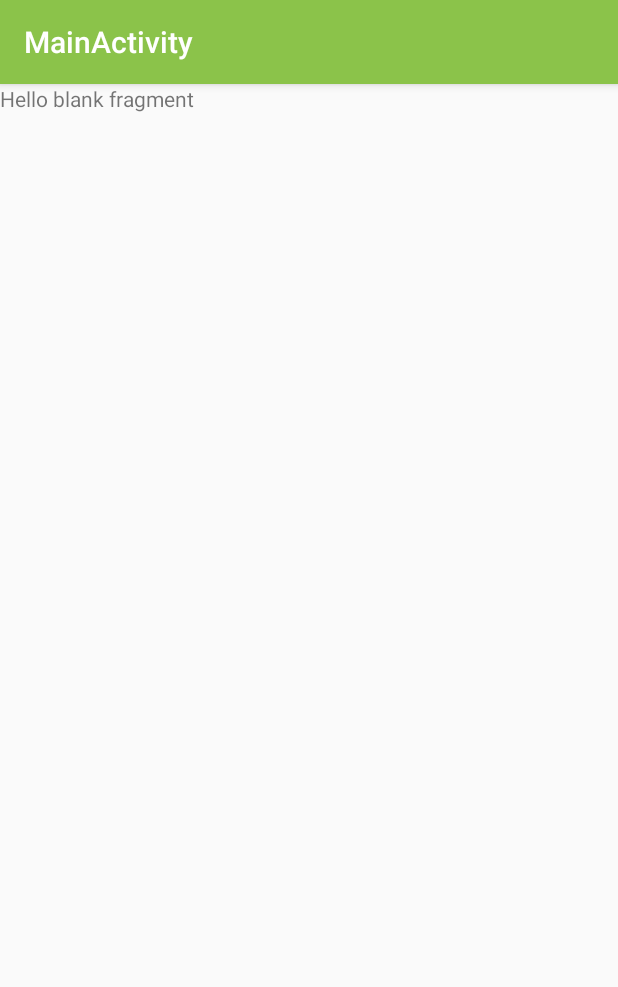
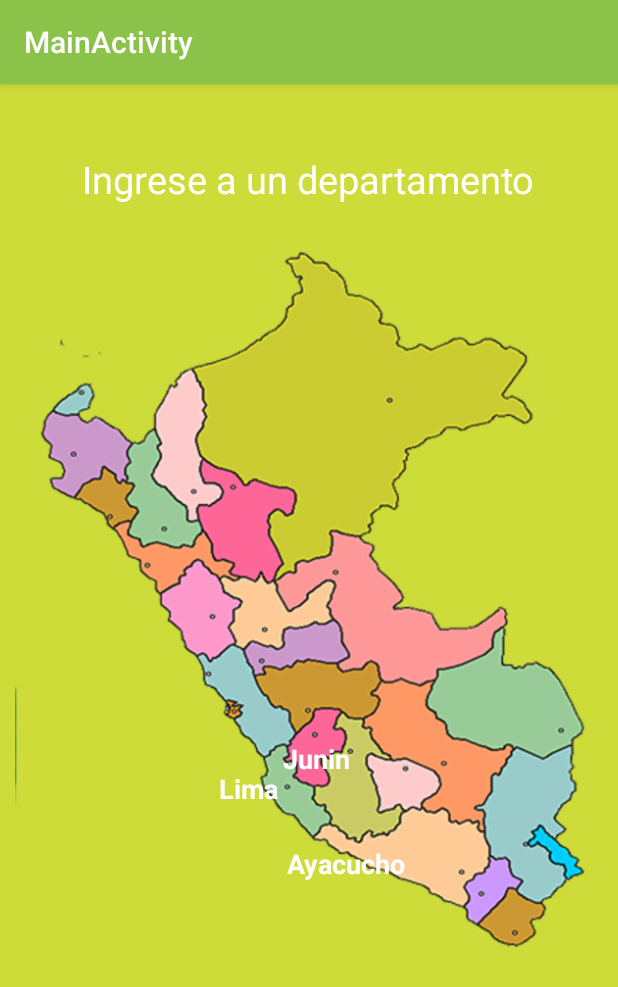
Before and after one commit to DevEdmundo/El-Flautista-de-Hamelin, an Android app: the fragment InfografiaFragment shown on its own in the app's theme, on a phone screen of 412 x 824 dp. Shown: the top 987 px of the screen. Run offline under Robolectric (Android 15) with nearby library versions, the phone set to English and light mode, and no system bars; 1 statement that could not run was skipped.

Commit message:
HOla.Edmundo

```diff
--- a/app/src/main/AndroidManifest.xml
+++ b/app/src/main/AndroidManifest.xml
@@ -14,10 +14,13 @@
         android:supportsRtl="true"
         android:theme="@style/AppTheme"
         tools:replace="android:icon">
-        <activity android:name=".activities.LoginActivity"></activity>
+        <activity
+            android:name=".activities.LoginActivity"
+            android:theme="@style/Theme.AppCompat.Light.NoActionBar"></activity>
         <activity
             android:name=".BaseActivity"
-            android:label="@string/title_activity_base">
+            android:label="@string/title_activity_base"
+            android:theme="@style/Theme.AppCompat.Light.NoActionBar">
             <intent-filter>
                 <action android:name="android.intent.action.MAIN" />
 
@@ -26,8 +29,6 @@
         </activity>
         <activity android:name=".msjActivities.Bienvenido"></activity>
 
-
-
         <meta-data
             android:name="com.google.android.geo.API_KEY"
             android:value="@string/google_maps_key" />
--- a/app/src/main/java/com/deved/mainactivity/fragments/InicioFragment.java
+++ b/app/src/main/java/com/deved/mainactivity/fragments/InicioFragment.java
@@ -1,7 +1,5 @@
 package com.deved.mainactivity.fragments;
 
-
-import android.content.Context;
 import android.os.Bundle;
 
 import android.support.v4.app.Fragment;
@@ -10,30 +8,9 @@ import android.view.View;
 import android.view.ViewGroup;
 
 
-import com.google.android.gms.location.FusedLocationProviderClient;
-import com.google.android.gms.location.LocationCallback;
-import com.google.android.gms.location.LocationRequest;
-import com.google.android.gms.maps.CameraUpdateFactory;
-import com.google.android.gms.maps.GoogleMap;
-import com.google.android.gms.maps.OnMapReadyCallback;
-import com.google.android.gms.maps.SupportMapFragment;
-import com.google.android.gms.maps.model.LatLng;
-import com.google.android.gms.maps.model.Marker;
-import com.google.android.gms.maps.model.MarkerOptions;
+import com.deved.mainactivity.R;
 
-/**
- * A simple {@link Fragment} subclass.
- */
-public class InicioFragment extends SupportMapFragment implements OnMapReadyCallback {
-
-    private static final int REQUEST_PERMISSION_LOCATION = 200;
-    private GoogleMap mMap;
-    private FusedLocationProviderClient mFusedLocationClient;
-    private LocationRequest locationRequest;
-    private LocationCallback locationCallback;
-    private Marker marcadorUbicacionActual;
-    Context context;
-
+public class InicioFragment extends Fragment {
 
         public InicioFragment() {
             // Required empty public constructor
@@ -44,31 +21,7 @@ public class InicioFragment extends SupportMapFragment implements OnMapReadyCall
         public View onCreateView(LayoutInflater inflater, ViewGroup container,
                                  Bundle savedInstanceState) {
             // Inflate the layout for this fragment
-        View rootView = super.onCreateView(inflater, container, savedInstanceState);
-
-        getMapAsync(this);
-
-        return rootView;
-
+            return inflater.inflate(R.layout.fragment_inicio, container, false);
+        }
 
     }
-
-
-    @Override
-    public void onMapReady(GoogleMap googleMap) {
-// Posicionar el mapa en una localización y con un nivel de zoom
-        LatLng latLng = new LatLng(36.679582, -5.444791);
-        // Un zoom mayor que 13 hace que el emulador falle, pero un valor deseado para
-        // callejero es 17 aprox.
-        float zoom = 13;
-        mMap.moveCamera(CameraUpdateFactory.newLatLngZoom(latLng, zoom));
-
-        // Colocar un marcador en la misma posición
-        mMap.addMarker(new MarkerOptions().position(latLng));
-        // Más opciones para el marcador en:
-        // https://developers.google.com/maps/documentation/android/marker
-
-        // Otras configuraciones pueden realizarse a través de UiSettings
-        // UiSettings settings = getMap().getUiSettings();
-    }
-}
--- a/app/src/main/res/layout/activity_login.xml
+++ b/app/src/main/res/layout/activity_login.xml
@@ -12,7 +12,7 @@
     <LinearLayout
         android:layout_width="match_parent"
         android:layout_height="0dp"
-        android:layout_weight="2"
+        android:layout_weight="1"
         android:orientation="vertical"></LinearLayout>
     <LinearLayout
         android:layout_width="match_parent"
--- a/app/src/main/res/layout/fragment_infografia.xml
+++ b/app/src/main/res/layout/fragment_infografia.xml
@@ -1,14 +1,83 @@
 <?xml version="1.0" encoding="utf-8"?>
-<FrameLayout xmlns:android="http://schemas.android.com/apk/res/android"
+<LinearLayout xmlns:android="http://schemas.android.com/apk/res/android"
     xmlns:tools="http://schemas.android.com/tools"
     android:layout_width="match_parent"
     android:layout_height="match_parent"
-    tools:context=".fragments.InfografiaFragment">
+    tools:context=".fragments.InfografiaFragment"
+    android:background="@color/backgroud"
+    android:paddingVertical="25dp"
+    android:paddingHorizontal="10dp"
+    android:orientation="vertical">
 
-    <!-- TODO: Update blank fragment layout -->
-    <TextView
+
+    <LinearLayout
         android:layout_width="match_parent"
-        android:layout_height="match_parent"
-        android:text="@string/hello_blank_fragment" />
+        android:layout_height="0dp"
+        android:layout_weight="1"
+        android:orientation="vertical"
+        >
+        <TextView
+            android:layout_width="350dp"
+            android:layout_height="match_parent"
+            android:text="Ingrese a un departamento"
+            android:textColor="@color/colorWhite"
+            android:textSize="25dp"
+            android:layout_marginTop="5dp"
+            android:layout_gravity="center"
+            android:gravity="center"/>
 
-</FrameLayout>
+
+    </LinearLayout>
+
+    <LinearLayout
+        android:layout_width="match_parent"
+        android:layout_height="0dp"
+        android:layout_weight="9"
+        android:orientation="vertical"
+        android:layout_gravity="center_horizontal">
+
+        <FrameLayout
+            android:layout_width="match_parent"
+            android:layout_height="match_parent">
+            <ImageView
+                android:layout_width="wrap_content"
+                android:layout_height="wrap_content"
+                android:src="@drawable/peru"/>
+
+            <TextView
+                android:layout_width="wrap_content"
+                android:layout_height="wrap_content"
+                android:text="Ayacucho"
+                android:textSize="18dp"
+                android:layout_gravity="center"
+                android:layout_marginTop="100dp"
+                android:layout_marginLeft="25dp"
+                android:textColor="@color/colorWhite"
+                android:textStyle="bold"/>
+            <TextView
+                android:layout_width="wrap_content"
+                android:layout_height="wrap_content"
+                android:text="Lima"
+                android:textSize="18dp"
+                android:layout_gravity="center"
+                android:layout_marginRight="40dp"
+                android:layout_marginTop="50dp"
+                android:textColor="@color/colorWhite"
+                android:textStyle="bold"
+                />
+
+            <TextView
+                android:layout_width="wrap_content"
+                android:layout_height="wrap_content"
+                android:text="Junin"
+                android:textSize="18dp"
+                android:layout_gravity="center"
+                android:layout_marginLeft="5dp"
+                android:layout_marginTop="30dp"
+                android:textColor="@color/colorWhite"
+                android:textStyle="bold"
+                />
+        </FrameLayout>
+    </LinearLayout>
+
+</LinearLayout>
```
Also changed, not shown: app/src/main/res/drawable-hdpi/peru.png (added), app/src/main/res/drawable-mdpi/peru.png (added), app/src/main/res/drawable-xhdpi/peru.png (added), app/src/main/res/drawable-xxhdpi/peru.png (added), app/src/main/res/drawable-xxxhdpi/peru.png (added). Lines whose indentation alone changed are shown as unchanged.
